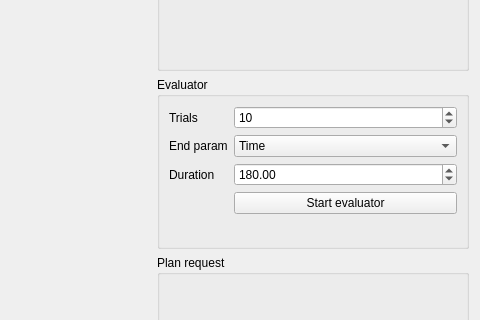
This is src/rqt_roi_viewpoint_planner/roi_viewpoint_planner_rqt_plugin.ui in Eruvae/rqt_roi_viewpoint_planner as Qt 5 draws it before an edit; both pictures show x 173 to 653 and y 112 to 432 of the 653 by 718 pixel window. The edited form follows.
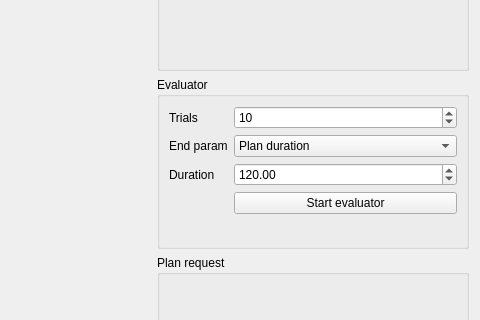
This is the edited form. Custom widgets are drawn as their Qt base class.

Commit message: Changed default values

```diff
--- a/src/rqt_roi_viewpoint_planner/roi_viewpoint_planner_rqt_plugin.ui
+++ b/src/rqt_roi_viewpoint_planner/roi_viewpoint_planner_rqt_plugin.ui
@@ -193,6 +193,9 @@
       </item>
       <item row="1" column="1">
        <widget class="QComboBox" name="evalEndParamComboBox">
+        <property name="currentIndex">
+         <number>1</number>
+        </property>
         <item>
          <property name="text">
           <string>Time</string>
@@ -223,7 +226,7 @@
          <double>600.000000000000000</double>
         </property>
         <property name="value">
-         <double>180.000000000000000</double>
+         <double>120.000000000000000</double>
         </property>
        </widget>
       </item>
```
